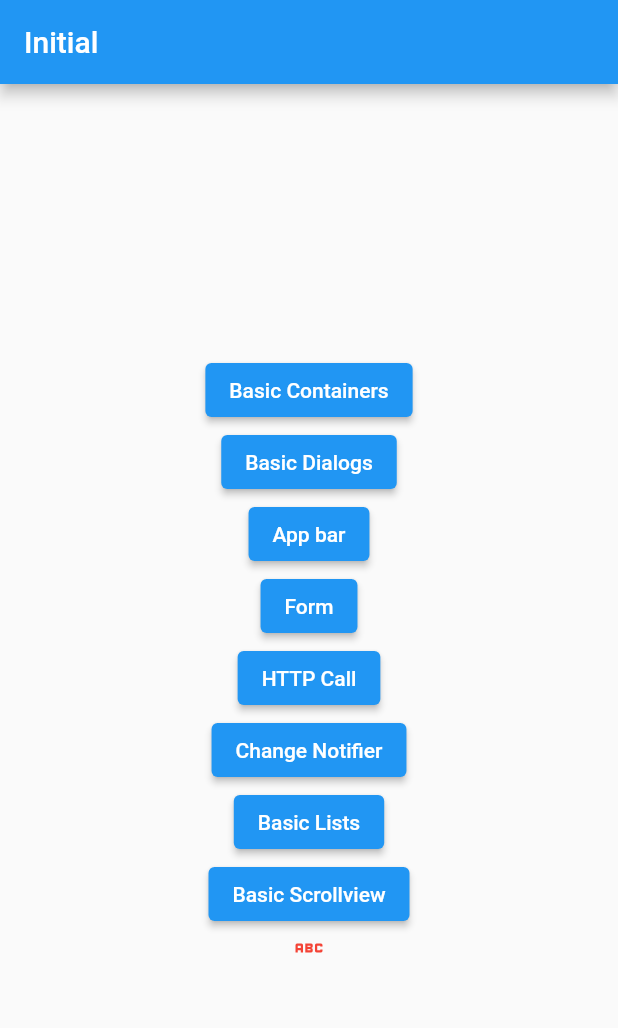
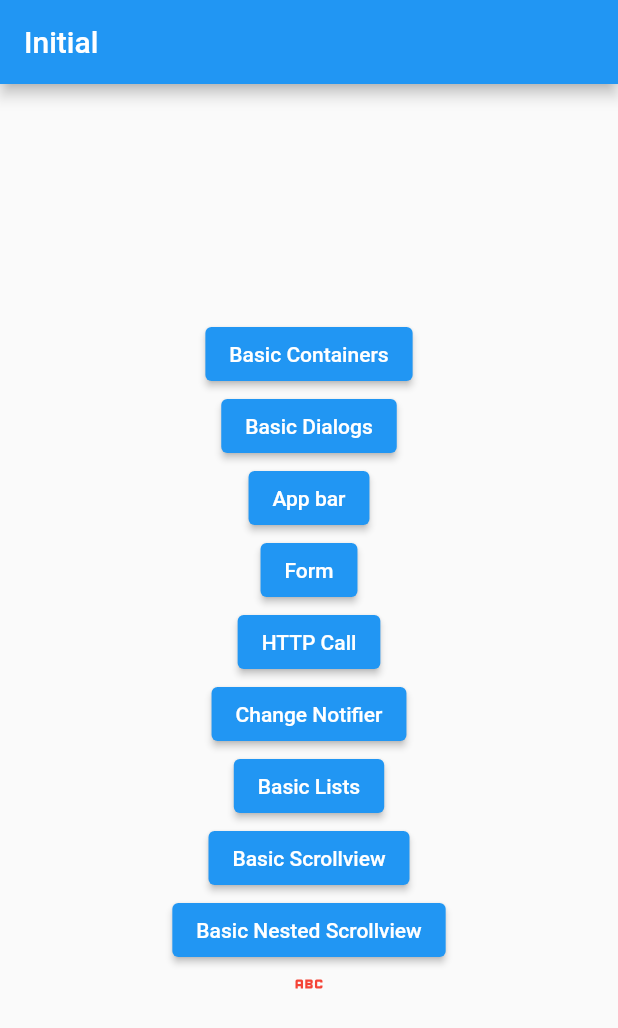
Before and after one commit to dilipkumar4813/flutter_illustrations, a Flutter app: the screen it shows after launch, on a phone screen of 412 x 824 dp. Shown: the top 1028 px of the screen. Run offline on Flutter 3.47's test engine with Material 2 defaults, Android fonts, the light colour scheme and no system bars; our stand-ins replace fluttertoast.

Commit message:
Basic Nested scrollview

```diff
--- a/lib/screens/homepage.dart
+++ b/lib/screens/homepage.dart
@@ -69,6 +69,12 @@ class _MyHomePageState extends State<MyHomePage> {
               },
               child: const Text("Basic Scrollview"),
             ),
+            ElevatedButton(
+              onPressed: () {
+                Navigator.pushNamed(context, AppRoutes.basicNestedScrollView);
+              },
+              child: const Text("Basic Nested Scrollview"),
+            ),
             const Icon(
               Icons.abc_outlined,
               color: Colors.red,
--- a/lib/utils/routes/basic_routes.dart
+++ b/lib/utils/routes/basic_routes.dart
@@ -11,4 +11,5 @@ Map basicRoutes = {
   AppRoutes.basicChange: (context) => const BasicChangeNotifier(),
   AppRoutes.basicList: (context) => const BasicList(),
   AppRoutes.basicScrollView: (context) => const BasicScrollView(),
+  AppRoutes.basicNestedScrollView: (context) => const BasicNestedScrollView(),
 };
--- a/lib/utils/routes/route_strings.dart
+++ b/lib/utils/routes/route_strings.dart
@@ -9,4 +9,5 @@ class AppRoutes {
   static String basicList = '/basicList';
   static String basicListDetail = '/basicListDetail';
   static String basicScrollView = '/basicScrollView';
+  static String basicNestedScrollView = '/basicNestedScrollView';
 }
--- a/lib/utils/screens.dart
+++ b/lib/utils/screens.dart
@@ -8,3 +8,4 @@ export '../screens/basic_change_notifier.dart';
 export '../screens/basic_lists.dart';
 export '../screens/basic_list_details.dart';
 export '../screens/basic_scrollview.dart';
+export '../screens/basic_nested_scrollview.dart';
```
Also changed, not shown: lib/screens/basic_nested_scrollview.dart (added, +41 -0 lines), 1 other file.
